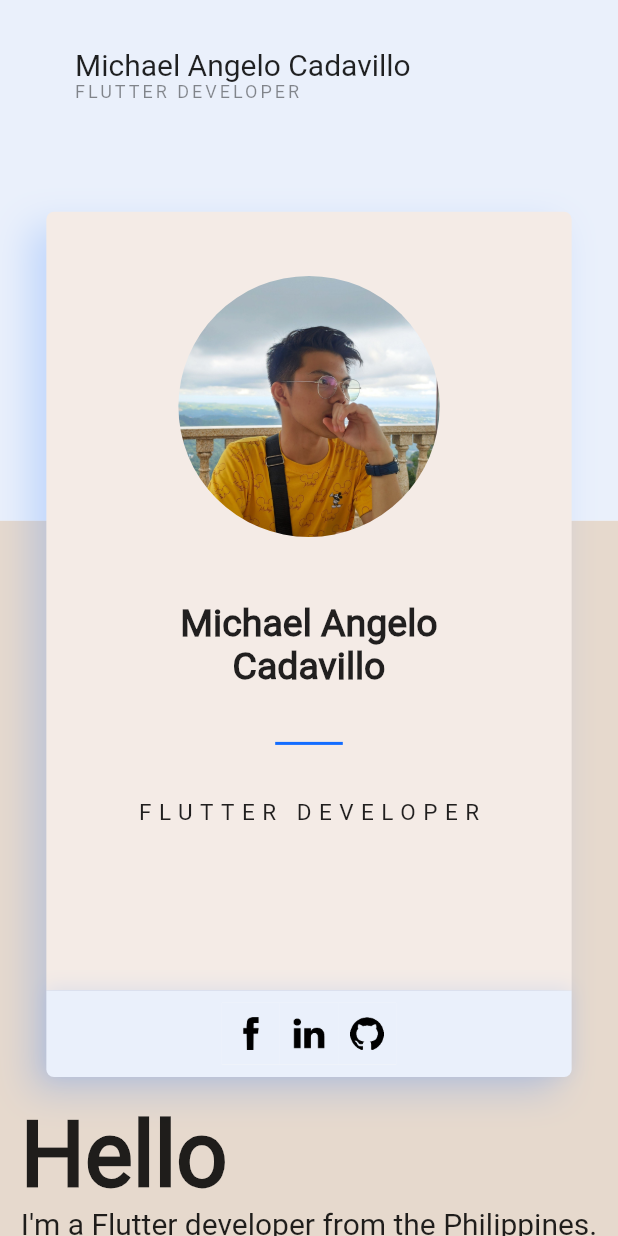
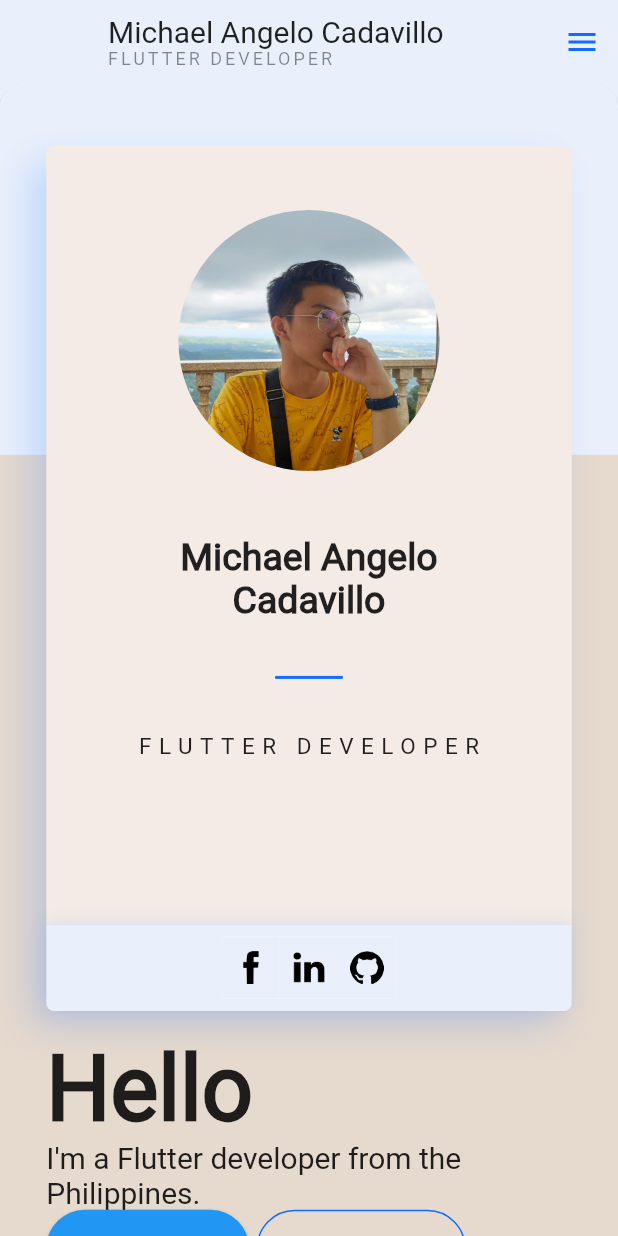
Before and after one commit to MichaelCadavillo/PersonalPortfolio, a Flutter app: the screen it shows after launch, on a phone screen of 412 x 824 dp. Run offline on Flutter 3.47's test engine with Material 2 defaults, Android fonts, the phone set to English and light mode, and no system bars; drawn by our look-alikes of backdrop; our stand-ins replace responsive_builder.

```diff
--- /dev/null
+++ b/lib/views/about_me/about_me_screen.dart
@@ -0,0 +1,133 @@
+import 'package:flutter/material.dart';
+import 'package:personal_portfolio/utility/colors.dart';
+import 'package:personal_portfolio/utility/device_type.dart';
+import 'package:personal_portfolio/utility/screen_utils.dart';
+import 'name_card.dart';
+
+class AboutMe extends StatelessWidget {
+  static const routeName = "About";
+  @override
+  Widget build(BuildContext context) {
+    final Function hp = ScreenUtils(MediaQuery.of(context).size).hp;
+    final Function wp = ScreenUtils(MediaQuery.of(context).size).wp;
+    final bool tablet = isTablet(MediaQuery.of(context));
+    return SingleChildScrollView(
+      child: Stack(
+        alignment: Alignment.center,
+        children: [
+          Container(
+            height: hp(100),
+            child: Flex(
+              direction: tablet ? Axis.horizontal : Axis.vertical,
+              children: [
+                Expanded(
+                    flex: tablet ? 40 : 30,
+                    child: Container(
+                      color: tablet ? AppColors.AccentColor : AppColors.PrimaryColor,
+                    )),
+                Expanded(
+                    flex: tablet ? 60 : 70,
+                    child: Container(
+                      color: tablet ? AppColors.PrimaryColor : AppColors.AccentColor,
+                    ))
+              ],
+            ),
+          ),
+          Positioned(
+              left: tablet ? wp(20) : null,
+              top: tablet ? hp(10) : wp(10),
+              child: Flex(
+                  direction: tablet ? Axis.horizontal : Axis.vertical,
+                  children: [
+                    NameCard(
+                        width: tablet ? wp(26) : wp(85),
+                        height: hp(70)),
+                    SizedBox(width: wp(2), height: hp(2)),
+                    ConstrainedBox(
+                      constraints: BoxConstraints(
+                        maxWidth: tablet ? wp(26) : wp(85),
+                      ),
+                      child: Container(
+                          height: tablet ? hp(70) : null,
+                          child: Column(
+                            mainAxisAlignment: tablet
+                                ? MainAxisAlignment.spaceEvenly
+                                : MainAxisAlignment.start,
+                            crossAxisAlignment:
+                            CrossAxisAlignment.start,
+                            children: [
+                              Text(
+                                "Hello",
+                                style: TextStyle(
+                                    fontSize: 60,
+                                    fontWeight: FontWeight.bold),
+                              ),
+                              Text(
+                                "I'm a Flutter developer from the Philippines.",
+                                style: TextStyle(
+                                    fontSize: 20,
+                                    fontWeight: FontWeight.w500),
+                              ),
+                              Row(children: [
+                                ElevatedButton(
+                                  onPressed: () {},
+                                  style: ButtonStyle(
+                                    padding: MaterialStateProperty.all(
+                                        EdgeInsets.symmetric(
+                                            horizontal: 35,
+                                            vertical: 15)),
+                                    shape: MaterialStateProperty.all(
+                                        RoundedRectangleBorder(
+                                            borderRadius:
+                                            BorderRadius.circular(
+                                                30.0))),
+                                  ),
+                                  child: const Text("Résumé",
+                                      style: TextStyle(fontSize: 18)),
+                                ),
+                                SizedBox(
+                                  width: 5,
+                                ),
+                                OutlinedButton(
+                                  onPressed: () {},
+                                  style: ButtonStyle(
+                                    padding: MaterialStateProperty.all(
+                                        EdgeInsets.symmetric(
+                                            horizontal: 35,
+                                            vertical: 15)),
+                                    side: MaterialStateProperty
+                                        .all<BorderSide>(BorderSide(
+                                        color: AppColors
+                                            .DarkPrimaryColor)),
+                                    shape: MaterialStateProperty.all(
+                                        RoundedRectangleBorder(
+                                            borderRadius:
+                                            BorderRadius.circular(
+                                                30.0))),
+                                  ),
+                                  child: const Text(
+                                    "Portfolio",
+                                    style: TextStyle(
+                                        color:
+                                        AppColors.DarkPrimaryColor,
+                                        fontSize: 18),
+                                  ),
+                                ),
+                              ]),
+                              Text(
+                                "Lorem ipsum dolor sit amet, consectetur adipiscing elit. Proin quis est non nunc consequat vulputate. Aenean posuere, metus eget semper fermentum, sem justo efficitur magna, non tincidunt est elit tempor sapien. Donec mattis vel lorem id lobortis. Nunc sed placerat orci. Suspendisse tempus quam quis condimentum rutrum.",
+                                style: TextStyle(
+                                    fontSize: 16,
+                                    letterSpacing: 3,
+                                    wordSpacing: 4
+                                ),
+                              ),
+                            ],
+                          )),
+                    )
+                  ])),
+        ],
+      ),
+    );
+  }
+}
--- a/lib/views/landing_screen/landing_screen.dart
+++ b/lib/views/landing_screen/landing_screen.dart
@@ -1,8 +1,11 @@
+import 'package:backdrop/backdrop.dart';
 import 'package:flutter/material.dart';
 import 'package:personal_portfolio/utility/colors.dart';
 import 'package:personal_portfolio/utility/device_type.dart';
 import 'package:personal_portfolio/utility/screen_utils.dart';
-import 'package:personal_portfolio/views/landing_screen/card_name.dart';
+import 'package:personal_portfolio/views/resume/resume_screen.dart';
+import '../about_me/about_me_screen.dart';
+import '../about_me/name_card.dart';
 
 class LandingScreen extends StatefulWidget {
   static const routeName = "Home";
@@ -14,26 +17,48 @@ class LandingScreen extends StatefulWidget {
 }
 
 class _LandingScreenState extends State<LandingScreen> {
+  int _currentIndex = 0;
+  final GlobalKey<NavigatorState> _navigatorKey = GlobalKey();
+
+  Widget navButton({required String title, required Function onPressed}){
+    return TextButton(
+      style: TextButton.styleFrom(
+        padding: const EdgeInsets.all(16.0),
+        primary: Colors.black45,
+        textStyle: const TextStyle(fontSize: 12,
+          fontWeight: FontWeight.w100,
+          letterSpacing: 2,),
+      ),
+      onPressed: () => onPressed(),
+      child: Text(title),
+    );
+  }
+
   @override
   Widget build(BuildContext context) {
     final Function hp = ScreenUtils(MediaQuery.of(context).size).hp;
     final Function wp = ScreenUtils(MediaQuery.of(context).size).wp;
     final bool tablet = isTablet(MediaQuery.of(context));
 
-    return Scaffold(
-      body: Container(
-          child: CustomScrollView(
-        slivers: <Widget>[
-          SliverAppBar(
+    void screenNavigator(int index){
+      switch(index){
+        case 0:
+          _navigatorKey.currentState?.pushReplacementNamed(AboutMe.routeName);
+          break;
+        case 1:
+          _navigatorKey.currentState?.pushReplacementNamed(Resume.routeName);
+          break;
+
+      }
+      return ;
+    }
+
+    return BackdropScaffold(
+        stickyFrontLayer: true,
+      backLayerBackgroundColor: AppColors.PrimaryColor,
+      appBar: BackdropAppBar(
         backgroundColor: AppColors.PrimaryColor,
-            pinned: true,
-            snap: true,
-            floating: true,
-            collapsedHeight: 100,
-            expandedHeight: 100,
-            flexibleSpace: FlexibleSpaceBar(
-              titlePadding: EdgeInsetsDirectional.only(start: 50),
-              centerTitle: false,
+        leading: Container(),
         title: Container(
           height: 100,
           child: Flex(
@@ -75,120 +100,47 @@ class _LandingScreenState extends State<LandingScreen> {
             ],
           ),
         ),
+        actions: <Widget>[
+          tablet ?
+              Row(
+                children: [
+                  navButton(title: "About Me", onPressed: () => screenNavigator(0)),
+                  navButton(title: "Resume", onPressed: () => screenNavigator(1)),
+                  navButton(title: "Portfolio", onPressed: () => screenNavigator(2)),
+                ],
+              )
+              : BackdropToggleButton(
+            color: AppColors.DarkPrimaryColor,
+            icon: AnimatedIcons.close_menu,
           ),
-          ),
-          SliverList(
-            delegate: SliverChildBuilderDelegate(
-              (BuildContext context, int index) {
-                return Stack(
-                  alignment: Alignment.center,
-                  children: [
-                    Container(
-                      height: hp(100),
-                      child: Flex(
-                        direction: tablet ? Axis.horizontal : Axis.vertical,
-                        children: [
-                          Expanded(
-                              flex: tablet ? 40 : 30,
-                              child: Container(
-                                color: tablet ? AppColors.AccentColor : AppColors.PrimaryColor,
-                              )),
-                          Expanded(
-                              flex: tablet ? 60 : 70,
-                              child: Container(
-                                color: tablet ? AppColors.PrimaryColor : AppColors.AccentColor,
-                              ))
         ],
       ),
+      backLayer: BackdropNavigationBackLayer(
+        items: [
+          ListTile(title: Text("About Me")),
+          ListTile(title: Text("Resume")),
+          ListTile(title: Text("Portfolio")),
+        ],
+        onTap: (int position) => screenNavigator(position),
       ),
-                    Positioned(
-                        left: tablet ? wp(20) : null,
-                        top: tablet ? hp(10) : wp(10),
-                        child: Flex(
-                            direction: tablet ? Axis.horizontal : Axis.vertical,
-                            children: [
-                              NameCard(
-                                  width: tablet ? wp(26) : wp(85),
-                                  height: hp(70)),
-                              SizedBox(width: wp(2), height: hp(2)),
-                              Container(
-                                  height: tablet ? hp(70) : null,
-                                  child: Column(
-                                    mainAxisAlignment: tablet
-                                        ? MainAxisAlignment.spaceEvenly
-                                        : MainAxisAlignment.start,
-                                    crossAxisAlignment:
-                                        CrossAxisAlignment.start,
-                                    children: [
-                                      Text(
-                                        "Hello",
-                                        style: TextStyle(
-                                            fontSize: 60,
-                                            fontWeight: FontWeight.bold),
-                                      ),
-                                      Text(
-                                        "I'm a Flutter developer from the Philippines.",
-                                        style: TextStyle(
-                                            fontSize: 20,
-                                            fontWeight: FontWeight.w500),
-                                      ),
-                                      Row(children: [
-                                        ElevatedButton(
-                                          onPressed: () {},
-                                          style: ButtonStyle(
-                                            padding: MaterialStateProperty.all(
-                                                EdgeInsets.symmetric(
-                                                    horizontal: 35,
-                                                    vertical: 15)),
-                                            shape: MaterialStateProperty.all(
-                                                RoundedRectangleBorder(
-                                                    borderRadius:
-                                                        BorderRadius.circular(
-                                                            30.0))),
-                                          ),
-                                          child: const Text("Résumé",
-                                              style: TextStyle(fontSize: 18)),
-                                        ),
-                                        SizedBox(
-                                          width: 5,
-                                        ),
-                                        OutlinedButton(
-                                          onPressed: () {},
-                                          style: ButtonStyle(
-                                            padding: MaterialStateProperty.all(
-                                                EdgeInsets.symmetric(
-                                                    horizontal: 35,
-                                                    vertical: 15)),
-                                            side: MaterialStateProperty
-                                                .all<BorderSide>(BorderSide(
-                                                    color: AppColors
-                                                        .DarkPrimaryColor)),
-                                            shape: MaterialStateProperty.all(
-                                                RoundedRectangleBorder(
-                                                    borderRadius:
-                                                        BorderRadius.circular(
-                                                            30.0))),
-                                          ),
-                                          child: const Text(
-                                            "Portfolio",
-                                            style: TextStyle(
-                                                color:
-                                                    AppColors.DarkPrimaryColor,
-                                                fontSize: 18),
-                                          ),
-                                        ),
-                                      ]),
-                                    ],
-                                  ))
-                            ])),
-                  ],
-                );
+      frontLayer: Navigator(
+        key: _navigatorKey,
+        initialRoute: AboutMe.routeName,
+        onGenerateRoute: (settings){
+          Object? arguments = settings.arguments;
+
+          switch(settings.name){
+            case AboutMe.routeName:
+              return PageRouteBuilder(settings: settings, pageBuilder: (context, anim, anim2){
+                return AboutMe();
+              });
+            case Resume.routeName:
+              return PageRouteBuilder(settings: settings, pageBuilder: (context, anim, anim2){
+                return Resume();
+              });
+          }
         },
-              childCount: 1,
-            ),
-          ),
-        ],
-      )),
+      )
     );
   }
 }
--- /dev/null
+++ b/lib/views/resume/resume_screen.dart
@@ -0,0 +1,15 @@
+import 'package:flutter/material.dart';
+import 'package:personal_portfolio/utility/colors.dart';
+import 'package:personal_portfolio/utility/device_type.dart';
+import 'package:personal_portfolio/utility/screen_utils.dart';
+
+class Resume extends StatelessWidget {
+  static const routeName = "Resume";
+  @override
+  Widget build(BuildContext context) {
+    final Function hp = ScreenUtils(MediaQuery.of(context).size).hp;
+    final Function wp = ScreenUtils(MediaQuery.of(context).size).wp;
+    final bool tablet = isTablet(MediaQuery.of(context));
+    return Container();
+  }
+}
--- a/pubspec.yaml
+++ b/pubspec.yaml
@@ -25,6 +25,7 @@ dependencies:
     sdk: flutter
   responsive_builder: ^0.4.1
   url_launcher: ^6.0.9
+  backdrop: ^0.6.2
 
 
   # The following adds the Cupertino Icons font to your application.
```
Also changed, not shown: lib/views/about_me/name_card.dart (renamed from lib/views/landing_screen/card_name.dart). Lines whose indentation alone changed are shown as unchanged.
